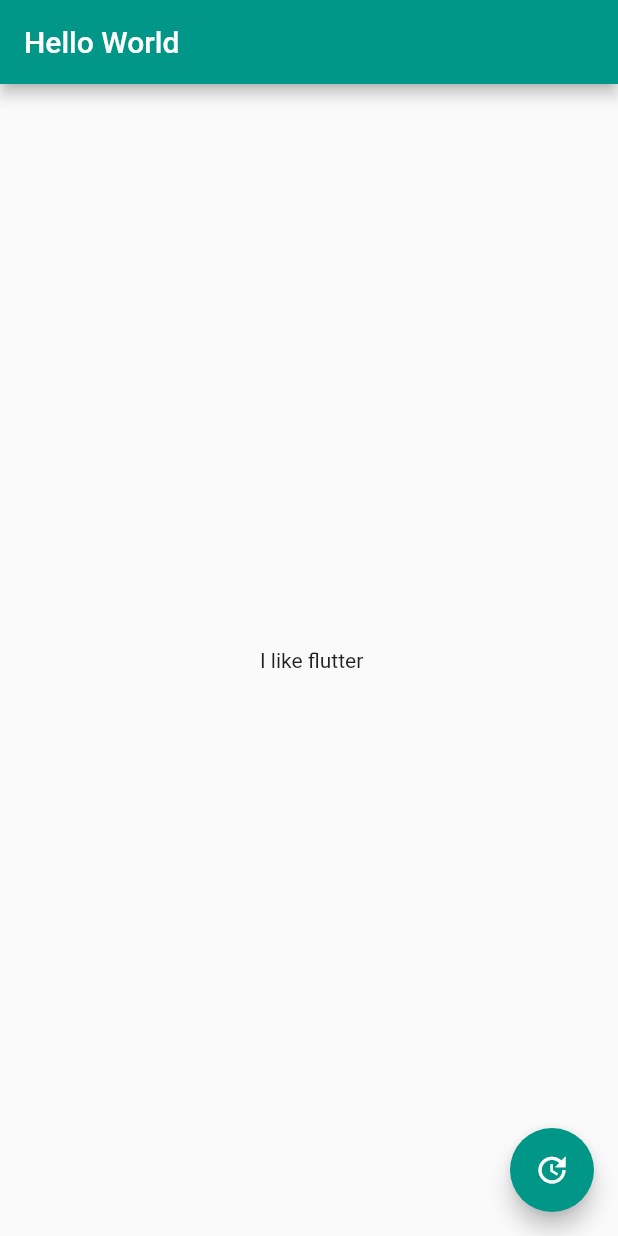
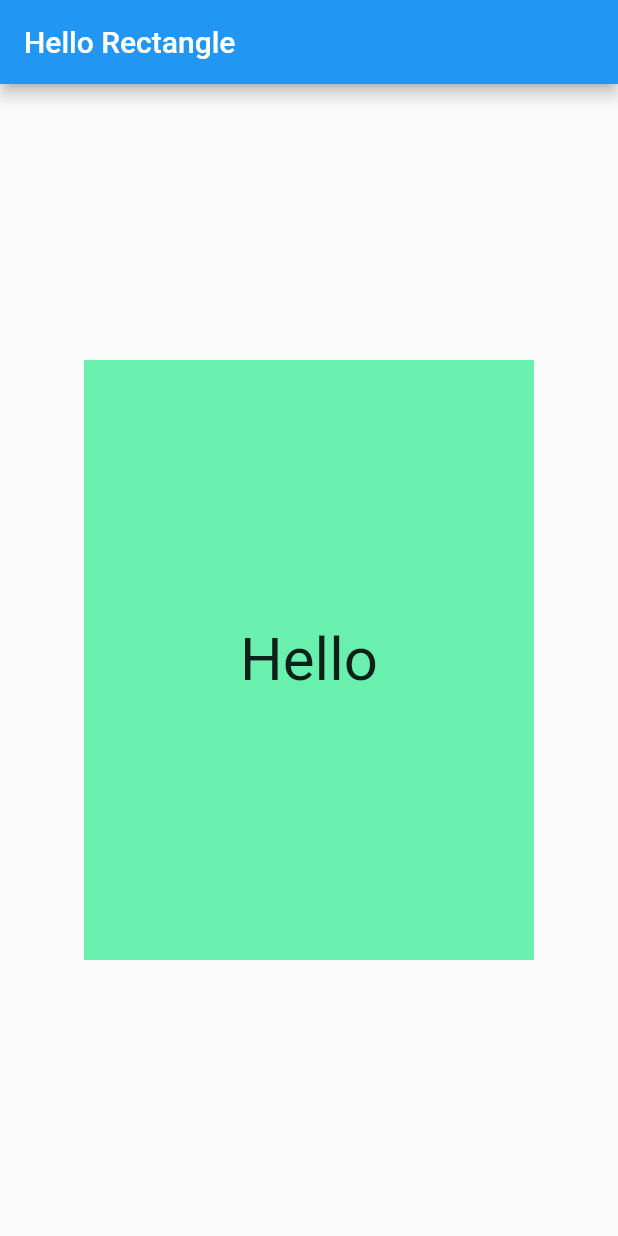
Before and after one commit to kundank191/flutter_hello_world, a Flutter app: the screen it shows after launch, on a phone screen of 412 x 824 dp. Run offline on Flutter 3.47's test engine with Material 2 defaults, Android fonts, the phone set to English and light mode, and no system bars.

```diff
--- a/lib/main.dart
+++ b/lib/main.dart
@@ -1,46 +1,32 @@
 import 'package:flutter/material.dart';
 
-void main() => runApp(SampleApp());
-
-class SampleApp extends StatelessWidget {
+class HelloRectangle extends StatelessWidget {
   @override
   Widget build(BuildContext context) {
-    return new MaterialApp(
-      title: 'Learning about states',
-      theme: ThemeData(primarySwatch: Colors.teal),
-      home: SampleAppPage(),
+    return Center(
+      child: Container(
+        color: Colors.greenAccent,
+        height: 400.0,
+        width: 300.0,
+        child: Center(
+          child: Text(
+            'Hello',
+            style: TextStyle(fontSize: 40.0),),
+        ),
+      ),
     );
   }
 }
 
-class SampleAppPage extends StatefulWidget {
-  SampleAppPage ({Key key}) : super(key: key);
-
-  @override
-  _SampleAppPageState createState() => _SampleAppPageState();
+void main() {
+  print('Hello!');
+  runApp(MaterialApp(
+    debugShowCheckedModeBanner: false,
+    home: Scaffold(
+      appBar: AppBar(
+        title: Text('Hello Rectangle'),
+      ),
+      body: HelloRectangle(),
+    ),
+  ));
 }
-
-class _SampleAppPageState extends State<SampleAppPage> {
-
-  String textToShow = ' I like flutter';
-
-  void _updateText() {
-    setState(() {
-          textToShow = 'new text';
-        });
-  }
-
-  @override
-  Widget build(BuildContext context) {
-    return Scaffold(
-      appBar: AppBar(title: Text('Hello World'),),
-      body: Center(child: Text(textToShow)),
-      floatingActionButton: FloatingActionButton(
-        onPressed: _updateText,
-        tooltip: 'Updated Text',
-        child: Icon(Icons.update),
-      ),
-      );
-  }
-
-}
```
